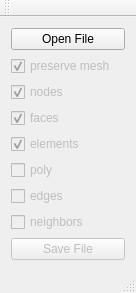
Qt form mainwindow.ui (Artniner/tetramesher) before a commit.
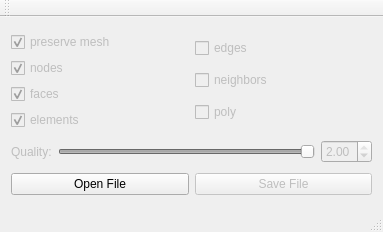
The same form after that commit.

Diff of the .ui file:
```diff
--- a/mainwindow.ui
+++ b/mainwindow.ui
@@ -6,8 +6,8 @@
    <rect>
     <x>0</x>
     <y>0</y>
-    <width>136</width>
-    <height>273</height>
+    <width>383</width>
+    <height>232</height>
    </rect>
   </property>
   <property name="sizePolicy">
@@ -22,18 +22,9 @@
   <widget class="QWidget" name="centralWidget">
    <layout class="QVBoxLayout" name="verticalLayout">
     <item>
-     <layout class="QVBoxLayout" name="vlyt_button">
+     <layout class="QHBoxLayout" name="horizontalLayout">
       <item>
-       <widget class="QPushButton" name="btn_openfile">
-        <property name="text">
-         <string>Open File</string>
-        </property>
-       </widget>
-      </item>
-     </layout>
-    </item>
-    <item>
-     <layout class="QVBoxLayout" name="vlyt_checkbox">
+       <layout class="QVBoxLayout" name="vlyot_checkbox">
       <item>
        <widget class="QCheckBox" name="chk_preserve">
         <property name="enabled">
@@ -86,16 +77,10 @@
         </property>
        </widget>
       </item>
-      <item>
-       <widget class="QCheckBox" name="chk_poly">
-        <property name="enabled">
-         <bool>false</bool>
-        </property>
-        <property name="text">
-         <string>poly</string>
-        </property>
-       </widget>
+       </layout>
       </item>
+      <item>
+       <layout class="QVBoxLayout" name="vlyot_checkbox2">
       <item>
        <widget class="QCheckBox" name="chk_edges">
         <property name="enabled">
@@ -117,6 +102,93 @@
        </widget>
       </item>
       <item>
+         <widget class="QCheckBox" name="chk_poly">
+          <property name="enabled">
+           <bool>false</bool>
+          </property>
+          <property name="text">
+           <string>poly</string>
+          </property>
+         </widget>
+        </item>
+       </layout>
+      </item>
+     </layout>
+    </item>
+    <item>
+     <layout class="QHBoxLayout" name="hlyot_quality">
+      <item>
+       <widget class="QLabel" name="lbl_quality">
+        <property name="enabled">
+         <bool>false</bool>
+        </property>
+        <property name="text">
+         <string>Quality:</string>
+        </property>
+       </widget>
+      </item>
+      <item>
+       <widget class="QSlider" name="sld_quality">
+        <property name="enabled">
+         <bool>false</bool>
+        </property>
+        <property name="minimum">
+         <number>100</number>
+        </property>
+        <property name="maximum">
+         <number>200</number>
+        </property>
+        <property name="singleStep">
+         <number>1</number>
+        </property>
+        <property name="value">
+         <number>200</number>
+        </property>
+        <property name="sliderPosition">
+         <number>200</number>
+        </property>
+        <property name="tracking">
+         <bool>true</bool>
+        </property>
+        <property name="orientation">
+         <enum>Qt::Horizontal</enum>
+        </property>
+        <property name="tickPosition">
+         <enum>QSlider::NoTicks</enum>
+        </property>
+       </widget>
+      </item>
+      <item>
+       <widget class="QDoubleSpinBox" name="spin_quality">
+        <property name="enabled">
+         <bool>false</bool>
+        </property>
+        <property name="minimum">
+         <double>1.000000000000000</double>
+        </property>
+        <property name="maximum">
+         <double>2.000000000000000</double>
+        </property>
+        <property name="singleStep">
+         <double>0.010000000000000</double>
+        </property>
+        <property name="value">
+         <double>2.000000000000000</double>
+        </property>
+       </widget>
+      </item>
+     </layout>
+    </item>
+    <item>
+     <layout class="QHBoxLayout" name="vlyot_button">
+      <item>
+       <widget class="QPushButton" name="btn_openfile">
+        <property name="text">
+         <string>Open File</string>
+        </property>
+       </widget>
+      </item>
+      <item>
        <widget class="QPushButton" name="btn_outFile">
         <property name="enabled">
          <bool>false</bool>
```
Left out of the diff: 2 changed lines with no effect on the pictures. Lines whose indentation alone changed are shown as unchanged.
